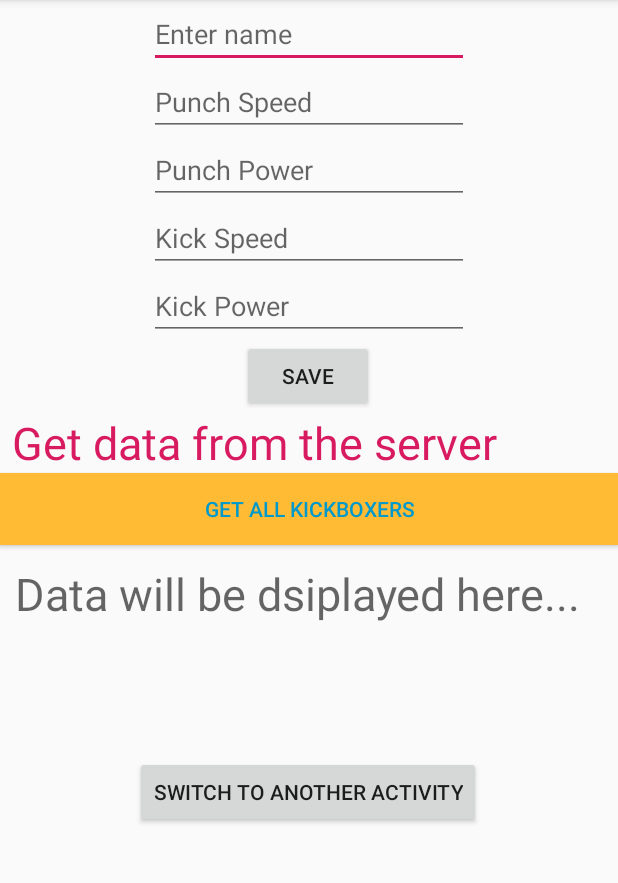
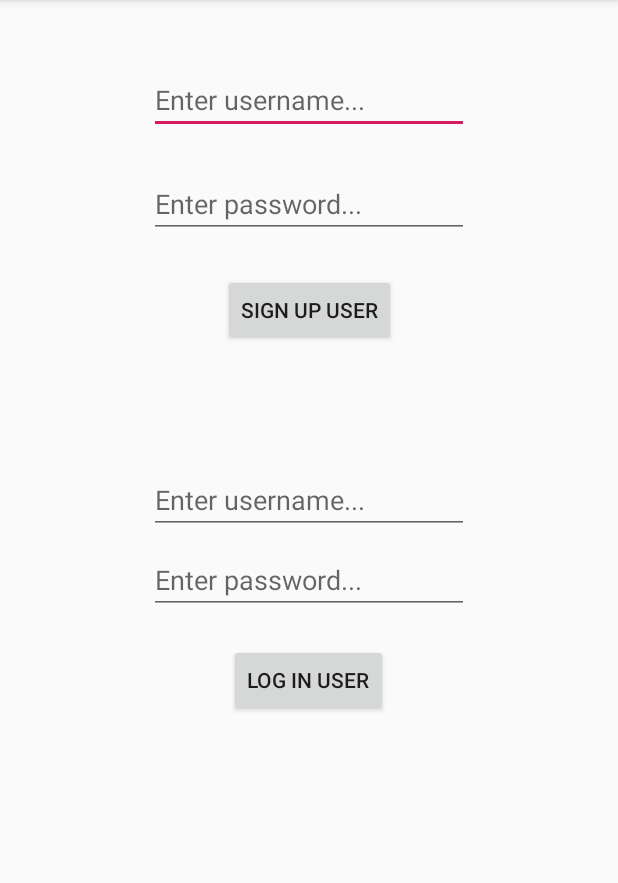
Before and after one commit to seeebbii/InstagramClone, an Android app: the screen it shows after launch (SignUp before the commit, SignUpLoginActivity after it), after a tap on "SWITCH TO ANOTHER ACTIVITY", on a phone screen of 412 x 824 dp, the part 84-967 px from its top. Run offline under Robolectric (Android 15) with nearby library versions, the light colour scheme and no system bars; libraries missing offline, so code that uses them is left out: com.parse, es.dmoral.toasty; 1 statement that could not run was skipped.

Commit message:
sign up and log in

```diff
--- a/app/src/main/AndroidManifest.xml
+++ b/app/src/main/AndroidManifest.xml
@@ -3,13 +3,13 @@
     package="com.example.instagramclone">
 
     <application
+        android:name=".App"
         android:allowBackup="true"
         android:icon="@mipmap/ic_launcher"
         android:label="@string/app_name"
         android:roundIcon="@mipmap/ic_launcher_round"
         android:supportsRtl="true"
         android:theme="@style/AppTheme"
-        android:name=".App"
         android:usesCleartextTraffic="true">
         <activity android:name=".SignUp">
             <intent-filter>
@@ -18,6 +18,7 @@
                 <category android:name="android.intent.category.LAUNCHER" />
             </intent-filter>
         </activity>
+        <activity android:name=".SignUpLoginActivity" />
     </application>
 
 </manifest>
--- a/app/src/main/java/com/example/instagramclone/SignUp.java
+++ b/app/src/main/java/com/example/instagramclone/SignUp.java
@@ -3,6 +3,7 @@ package com.example.instagramclone;
 import androidx.appcompat.app.AppCompatActivity;
 import es.dmoral.toasty.Toasty;
 
+import android.content.Intent;
 import android.os.Bundle;
 import android.view.View;
 import android.widget.Button;
@@ -99,7 +100,8 @@ public class SignUp extends AppCompatActivity implements View.OnClickListener {
         btnTransition.setOnClickListener(new View.OnClickListener() {
             @Override
             public void onClick(View v) {
-
+                Intent intent = new Intent(SignUp.this, SignUpLoginActivity.class);
+                startActivity(intent);
             }
         });
 
--- a/app/src/main/java/com/example/instagramclone/SignUpLoginActivity.java
+++ b/app/src/main/java/com/example/instagramclone/SignUpLoginActivity.java
@@ -1,4 +1,79 @@
 package com.example.instagramclone;
 
-public class SignUpLoginActivity {
+import android.os.Bundle;
+import android.view.View;
+import android.widget.Button;
+import android.widget.EditText;
+import android.widget.TextView;
+import android.widget.Toast;
+
+import com.parse.LogInCallback;
+import com.parse.ParseException;
+import com.parse.ParseUser;
+import com.parse.SignUpCallback;
+
+import androidx.annotation.Nullable;
+import androidx.appcompat.app.AppCompatActivity;
+import es.dmoral.toasty.Toasty;
+
+public class SignUpLoginActivity extends AppCompatActivity {
+
+    private EditText edtUsernameSignUp, edtPasswordSignUp, edtUsernameLogin, edtPasswordLogin;
+    private Button btnSignUp, btnLogin;
+
+    @Override
+    protected void onPostCreate(@Nullable Bundle savedInstanceState) {
+        super.onPostCreate(savedInstanceState);
+        setContentView(R.layout.signup_login_activity);
+
+        // INITIALIZING ALL THE UI COMPONENTS
+        edtUsernameSignUp = findViewById(R.id.edtUsernameSignup);
+        edtPasswordSignUp = findViewById(R.id.edtPasswordSignup);
+        btnSignUp = findViewById(R.id.btnSignUp);
+
+        edtUsernameLogin = findViewById(R.id.edtUsernameLogin);
+        edtPasswordLogin = findViewById(R.id.edtPasswordLogin);
+        btnLogin = findViewById(R.id.btnLogin);
+
+        // ONCLICK LISTENERS
+        btnSignUp.setOnClickListener(new View.OnClickListener() {
+            @Override
+            public void onClick(View v) {
+                final ParseUser appUser = new ParseUser();
+                appUser.setUsername(edtUsernameSignUp.getText().toString());
+                appUser.setPassword(edtPasswordSignUp.getText().toString());
+
+                appUser.signUpInBackground(new SignUpCallback() {
+                    @Override
+                    public void done(ParseException e) {
+                        if(e == null){
+                            Toasty.success(SignUpLoginActivity.this, appUser.get("username") +" is Signed Up successfully!", Toast.LENGTH_SHORT, true).show();
+                        } else{
+                            Toasty.error(SignUpLoginActivity.this, e.getMessage(), Toast.LENGTH_SHORT, true).show();
+                        }
+                    }
+                });
+            }
+        });
+
+
+        btnLogin.setOnClickListener(new View.OnClickListener() {
+            @Override
+            public void onClick(View v) {
+                ParseUser.logInInBackground(edtUsernameLogin.getText().toString(), edtPasswordLogin.getText().toString(), new LogInCallback() {
+                    @Override
+                    public void done(ParseUser user, ParseException e) {
+                        if(user != null && e == null){
+                            Toasty.success(SignUpLoginActivity.this, user.get("username") +" is Logged in successfully!", Toast.LENGTH_SHORT, true).show();
+                        }else{
+                            Toasty.error(SignUpLoginActivity.this, e.getMessage(), Toast.LENGTH_SHORT, true).show();
+                        }
+                    }
+                });
+            }
+        });
+
+
+
+    }
 }
--- /dev/null
+++ b/app/src/main/java/com/example/instagramclone/WelcomeActivity.java
@@ -0,0 +1,16 @@
+package com.example.instagramclone;
+
+import android.os.Bundle;
+
+import androidx.annotation.Nullable;
+import androidx.appcompat.app.AppCompatActivity;
+
+public class WelcomeActivity extends AppCompatActivity {
+    @Override
+    protected void onCreate(@Nullable Bundle savedInstanceState) {
+        super.onCreate(savedInstanceState);
+
+        setContentView(R.layout.activity_welcome);
+
+    }
+}
--- /dev/null
+++ b/app/src/main/res/layout/activity_welcome.xml
@@ -0,0 +1,6 @@
+<?xml version="1.0" encoding="utf-8"?>
+<androidx.constraintlayout.widget.ConstraintLayout
+    xmlns:android="http://schemas.android.com/apk/res/android" android:layout_width="match_parent"
+    android:layout_height="match_parent">
+
+</androidx.constraintlayout.widget.ConstraintLayout>
--- /dev/null
+++ b/app/src/main/res/layout/signup_login_activity.xml
@@ -0,0 +1,77 @@
+<?xml version="1.0" encoding="utf-8"?>
+<androidx.constraintlayout.widget.ConstraintLayout
+    xmlns:android="http://schemas.android.com/apk/res/android"
+    xmlns:app="http://schemas.android.com/apk/res-auto"
+    xmlns:tools="http://schemas.android.com/tools"
+    android:layout_width="match_parent"
+    android:layout_height="match_parent">
+
+    <EditText
+        android:id="@+id/edtUsernameSignup"
+        android:layout_width="wrap_content"
+        android:layout_height="wrap_content"
+        android:layout_marginTop="44dp"
+        android:ems="10"
+        android:hint="Enter username..."
+        android:inputType="textPersonName"
+        app:layout_constraintEnd_toEndOf="parent"
+        app:layout_constraintStart_toStartOf="parent"
+        app:layout_constraintTop_toTopOf="parent" />
+
+    <EditText
+        android:id="@+id/edtPasswordSignup"
+        android:layout_width="wrap_content"
+        android:layout_height="wrap_content"
+        android:layout_marginTop="24dp"
+        android:ems="10"
+        android:hint="Enter password..."
+        android:inputType="textPassword"
+        app:layout_constraintEnd_toEndOf="parent"
+        app:layout_constraintStart_toStartOf="parent"
+        app:layout_constraintTop_toBottomOf="@+id/edtUsernameSignup" />
+
+    <Button
+        android:id="@+id/btnSignUp"
+        android:layout_width="wrap_content"
+        android:layout_height="wrap_content"
+        android:layout_marginTop="24dp"
+        android:text="Sign up user"
+        app:layout_constraintEnd_toEndOf="parent"
+        app:layout_constraintStart_toStartOf="parent"
+        app:layout_constraintTop_toBottomOf="@+id/edtPasswordSignup" />
+
+    <EditText
+        android:id="@+id/edtUsernameLogin"
+        android:layout_width="wrap_content"
+        android:layout_height="wrap_content"
+        android:layout_marginTop="80dp"
+        android:ems="10"
+        android:hint="Enter username..."
+        android:inputType="textPersonName"
+        app:layout_constraintEnd_toEndOf="parent"
+        app:layout_constraintStart_toStartOf="parent"
+        app:layout_constraintTop_toBottomOf="@+id/btnSignUp" />
+
+    <EditText
+        android:id="@+id/edtPasswordLogin"
+        android:layout_width="wrap_content"
+        android:layout_height="wrap_content"
+        android:layout_marginTop="8dp"
+        android:ems="10"
+        android:hint="Enter password..."
+        android:inputType="textPassword"
+        app:layout_constraintEnd_toEndOf="parent"
+        app:layout_constraintStart_toStartOf="parent"
+        app:layout_constraintTop_toBottomOf="@+id/edtUsernameLogin" />
+
+    <Button
+        android:id="@+id/btnLogin"
+        android:layout_width="wrap_content"
+        android:layout_height="wrap_content"
+        android:layout_marginTop="20dp"
+        android:text="log in user"
+        app:layout_constraintEnd_toEndOf="parent"
+        app:layout_constraintHorizontal_bias="0.498"
+        app:layout_constraintStart_toStartOf="parent"
+        app:layout_constraintTop_toBottomOf="@+id/edtPasswordLogin" />
+</androidx.constraintlayout.widget.ConstraintLayout>
```
